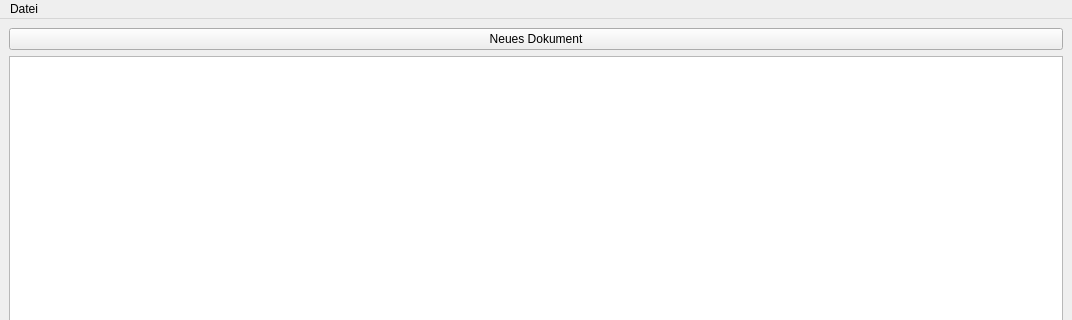
Before: the Qt Designer form editor.ui in yjiang01-tgm/textEditor, drawn with Qt 5; both pictures show x 0 to 1072 and y 0 to 320 of the 1072 by 824 pixel window.
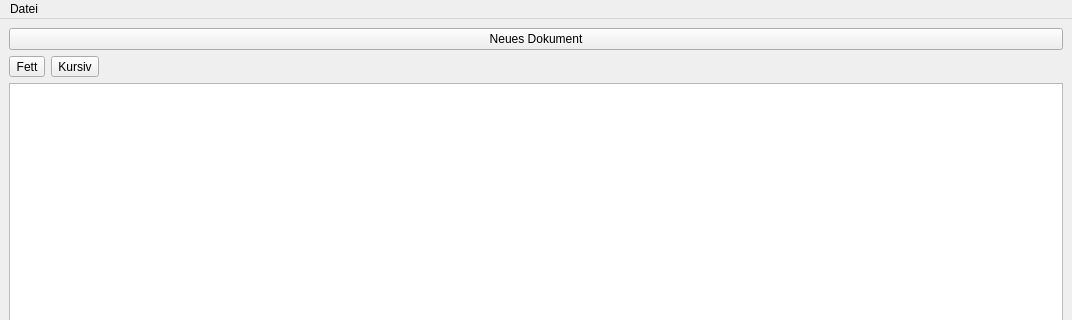
After: the same form once the commit is applied.

Commit message: Zeichen können fett gemacht werden

Diff of the .ui file:
```diff
--- a/editor.ui
+++ b/editor.ui
@@ -15,7 +15,17 @@
   </property>
   <widget class="QWidget" name="centralwidget">
    <layout class="QGridLayout" name="gridLayout_2">
-    <item row="0" column="0" colspan="2">
+    <item row="1" column="0">
+     <widget class="QToolButton" name="toolFett">
+      <property name="text">
+       <string>Fett</string>
+      </property>
+     </widget>
+    </item>
+    <item row="2" column="0" colspan="3">
+     <widget class="QTextEdit" name="textEdit"/>
+    </item>
+    <item row="0" column="0" colspan="3">
      <layout class="QHBoxLayout" name="layoutTabs">
       <item>
        <widget class="QPushButton" name="newDocument">
@@ -26,8 +36,12 @@
       </item>
      </layout>
     </item>
-    <item row="1" column="0" colspan="2">
-     <widget class="QTextEdit" name="textEdit"/>
+    <item row="1" column="1">
+     <widget class="QToolButton" name="toolKursiv">
+      <property name="text">
+       <string>Kursiv</string>
+      </property>
+     </widget>
     </item>
    </layout>
   </widget>
```
The commit also changes 2 other files.
